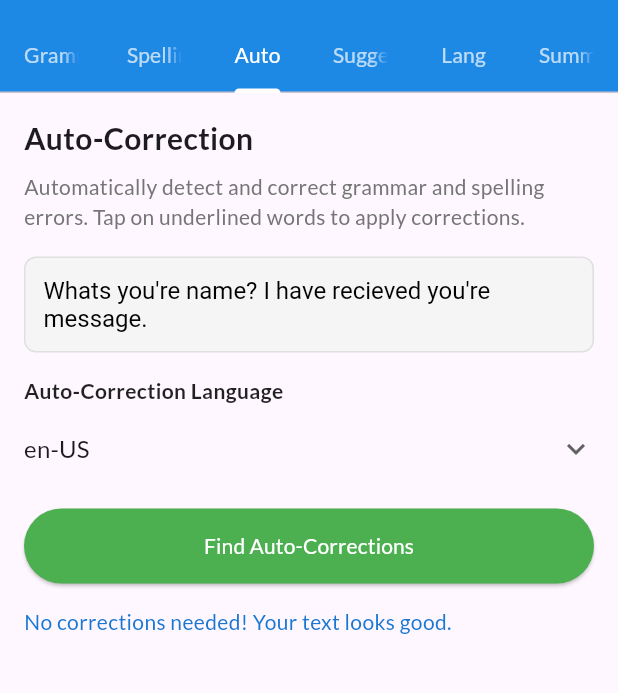
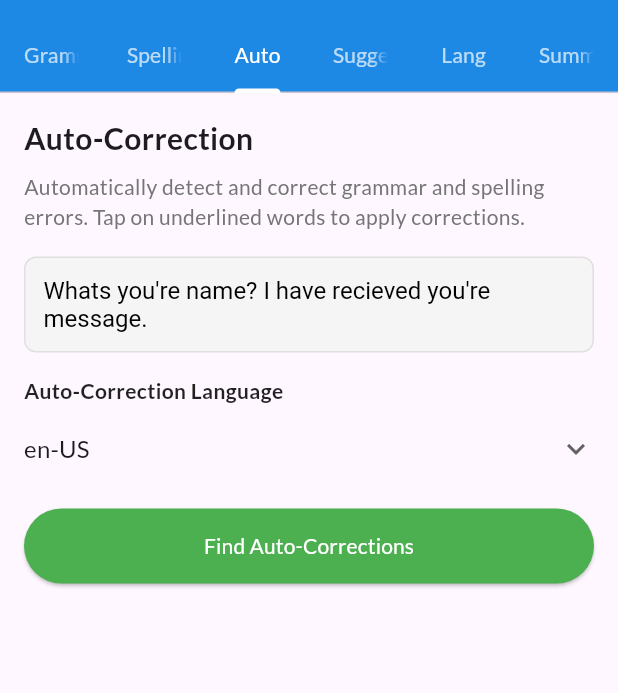
Before and after one commit to anjumArnab/Write-Right, a Flutter app: the screen it shows after launch, tab 3 chosen, on a phone screen of 412 x 824 dp, the part 63-756 px from its top. Run offline on Flutter 3.47's test engine with Material 3 defaults, Android fonts, the phone set to English and light mode, and no system bars; our stand-ins replace google_fonts.

```diff
--- a/lib/views/homepage.dart
+++ b/lib/views/homepage.dart
@@ -1,7 +1,6 @@
 import 'package:flutter/material.dart';
 import '../widgets/check_button.dart';
 import '../widgets/lang_dropdown.dart';
-import '../widgets/result_card.dart';
 import '../models/text_gears_correct_response.dart';
 import '../models/text_gears_detect_response.dart';
 import '../models/text_gears_summarize_response.dart';
@@ -736,19 +735,6 @@ class _HomepageState extends State<Homepage>
             onPressed: _checkGrammar,
             backgroundColor: Colors.blue,
           ),
-
-          SizedBox(height: 16),
-
-          // Results summary
-          if (grammarErrors.isNotEmpty)
-            // Grammar Check
-            ResultCard(
-              title: 'Grammar Check Results',
-              errorCount: grammarErrors.length,
-              description:
-                  'Click on underlined words to see suggestions and apply corrections.',
-              baseColor: Colors.blue,
-            ),
         ],
       ),
     );
@@ -827,18 +813,6 @@ class _HomepageState extends State<Homepage>
             onPressed: _checkSpelling,
             backgroundColor: Colors.purple,
           ),
-
-          SizedBox(height: 16),
-
-          // Results summary
-          if (spellingErrors.isNotEmpty)
-            ResultCard(
-              title: 'Spelling Check Results',
-              errorCount: spellingErrors.length,
-              description:
-                  'Click on underlined words to see suggestions and apply corrections.',
-              baseColor: Colors.purple,
-            ),
         ],
       ),
     );
@@ -917,30 +891,6 @@ class _HomepageState extends State<Homepage>
             isLoading: isLoadingAutoCorrect,
             onPressed: _autoCorrectText,
             backgroundColor: Colors.green,
-          ),
-
-          SizedBox(height: 16),
-
-          // Results summary - only show if there are corrections
-          if (autoErrors.isNotEmpty)
-            // Auto-Correction
-            ResultCard(
-              title: 'Auto-Correction Results',
-              errorCount: autoErrors.length,
-              description:
-                  'Tap on red underlined word in the text above to apply the suggested correction.',
-              baseColor: Colors.green,
-            ),
-
-          // Instructions when no errors found
-          if (autoErrors.isEmpty &&
-              !isLoadingAutoCorrect &&
-              autoController.text.isNotEmpty)
-            Expanded(
-              child: Text(
-                'No corrections needed! Your text looks good.',
-                style: TextStyle(color: Colors.blue[700]),
-              ),
           ),
         ],
       ),
@@ -1057,24 +1007,11 @@ class _HomepageState extends State<Homepage>
 
           // Suggestions display with Wrap implementation
           if (suggestions.isNotEmpty) ...[
-            Container(
-              padding: const EdgeInsets.all(12),
-              decoration: BoxDecoration(
-                color: Colors.indigo[50],
-                borderRadius: BorderRadius.circular(8),
-                border: Border.all(color: Colors.indigo[300]!),
-              ),
-              child: Column(
+            Column(
               crossAxisAlignment: CrossAxisAlignment.start,
               children: [
                 Row(
                   children: [
-                      Icon(
-                        Icons.lightbulb_outline,
-                        color: Colors.indigo[700],
-                        size: 20,
-                      ),
-                      const SizedBox(width: 8),
                     Text(
                       'Continue with:',
                       style: TextStyle(
@@ -1111,24 +1048,13 @@ class _HomepageState extends State<Homepage>
                                     color: Colors.indigo[200]!,
                                   ),
                                 ),
-                                  child: Row(
-                                    mainAxisSize: MainAxisSize.min,
-                                    children: [
-                                      Icon(
-                                        Icons.add_circle_outline,
-                                        color: Colors.indigo[600],
-                                        size: 16,
-                                      ),
-                                      const SizedBox(width: 6),
-                                      Text(
+                                child: Text(
                                   suggestion.nextWord,
                                   style: TextStyle(
                                     color: Colors.indigo[800],
                                     fontSize: 13,
                                     fontWeight: FontWeight.w500,
                                   ),
-                                      ),
-                                    ],
                                 ),
                               ),
                             ),
@@ -1149,7 +1075,6 @@ class _HomepageState extends State<Homepage>
                     ),
                   ),
               ],
-              ),
             ),
           ],
         ],
@@ -1240,32 +1165,38 @@ class _HomepageState extends State<Homepage>
 
           // Detection results
           if (detectedLanguageCode != null && !isLoadingLanguage) ...[
-            Text(
-              'Detected Language',
-              style: TextStyle(fontSize: 18, fontWeight: FontWeight.bold),
+            Center(
+              child: Column(
+                children: [
+                  SizedBox(height: 24),
+                  Text(
+                    'Detected Language:',
+                    style: TextStyle(
+                      fontSize: 16,
+                      fontWeight: FontWeight.w500,
+                      color: Colors.grey[700],
+                    ),
                   ),
                   SizedBox(height: 8),
-            Container(
-              padding: EdgeInsets.all(12),
-              decoration: BoxDecoration(
-                color: Colors.green[100],
-                borderRadius: BorderRadius.circular(8),
-              ),
-              child: Column(
-                crossAxisAlignment: CrossAxisAlignment.start,
-                children: [
-                  Text(
-                    '${_getLanguageName(detectedLanguageCode!)} (${detectedLanguageCode!}${detectedDialect != null ? '-${detectedDialect!}' : ''})',
+                  Text(
+                    _getLanguageName(detectedLanguageCode!),
                     style: TextStyle(
-                      color: Colors.green[800],
+                      fontSize: 24,
                       fontWeight: FontWeight.bold,
-                      fontSize: 16,
-                    ),
-                  ),
+                      color: Colors.blue,
+                    ),
+                  ),
+                  if (detectedDialect != null) ...[
                     SizedBox(height: 4),
                     Text(
-                    'Confidence: ${_getConfidencePercentage().toStringAsFixed(1)}%',
-                    style: TextStyle(color: Colors.green[800]),
+                      'Dialect: $detectedDialect',
+                      style: TextStyle(fontSize: 14, color: Colors.grey[600]),
+                    ),
+                  ],
+                  SizedBox(height: 8),
+                  Text(
+                    'Confidence: ${_getConfidencePercentage().toStringAsFixed(2)}%',
+                    style: TextStyle(fontSize: 14, color: Colors.grey[600]),
                   ),
                 ],
               ),
```
Lines whose indentation alone changed are shown as unchanged.
